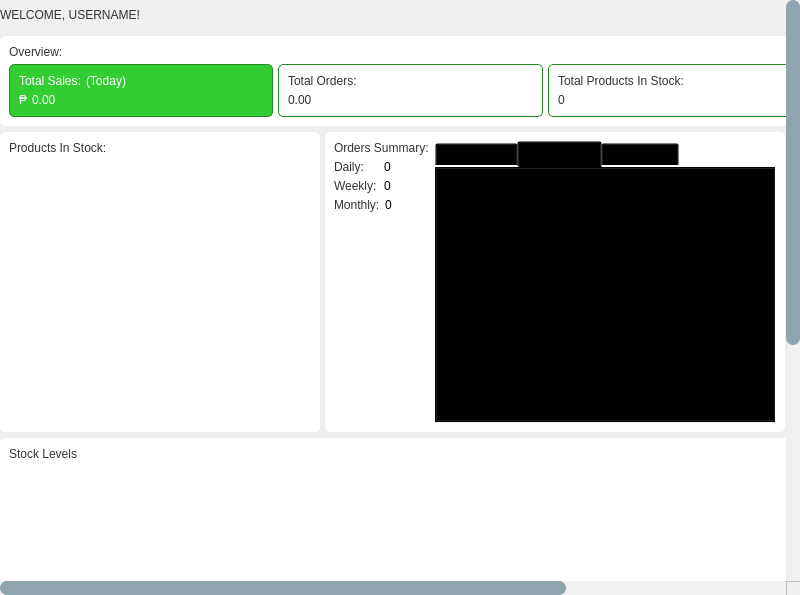
First picture: the form in app/src/ui/final_ui/dashboard.ui, repository Kazu0210/Inventory-System, before the edit.
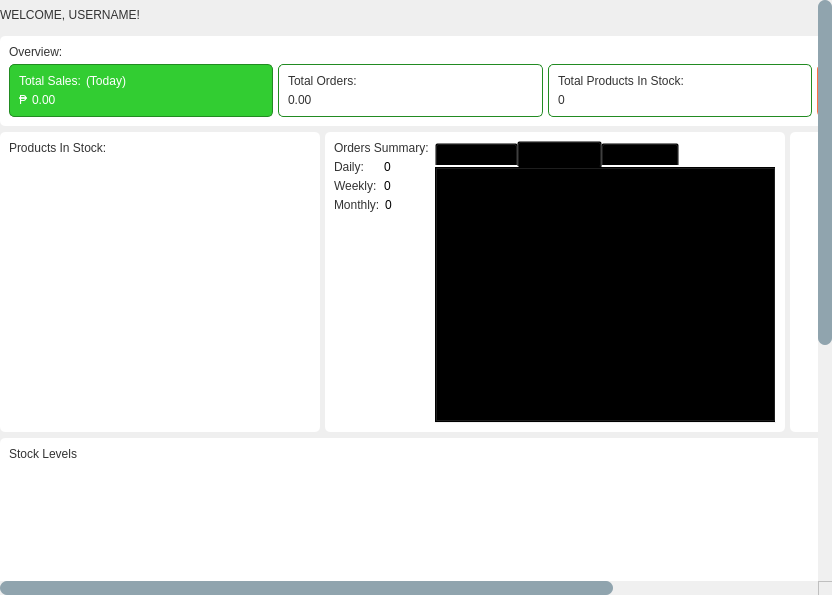
Second picture: the form after the edit.

Diff of the .ui file:
```diff
--- a/app/src/ui/final_ui/dashboard.ui
+++ b/app/src/ui/final_ui/dashboard.ui
@@ -6,7 +6,7 @@
    <rect>
     <x>0</x>
     <y>0</y>
-    <width>800</width>
+    <width>832</width>
     <height>595</height>
    </rect>
   </property>
@@ -85,7 +85,7 @@
      <widget class="QWidget" name="scrollAreaWidgetContents_2">
       <property name="geometry">
        <rect>
-        <x>0</x>
+        <x>-275</x>
         <y>0</y>
         <width>1090</width>
         <height>1026</height>
```
